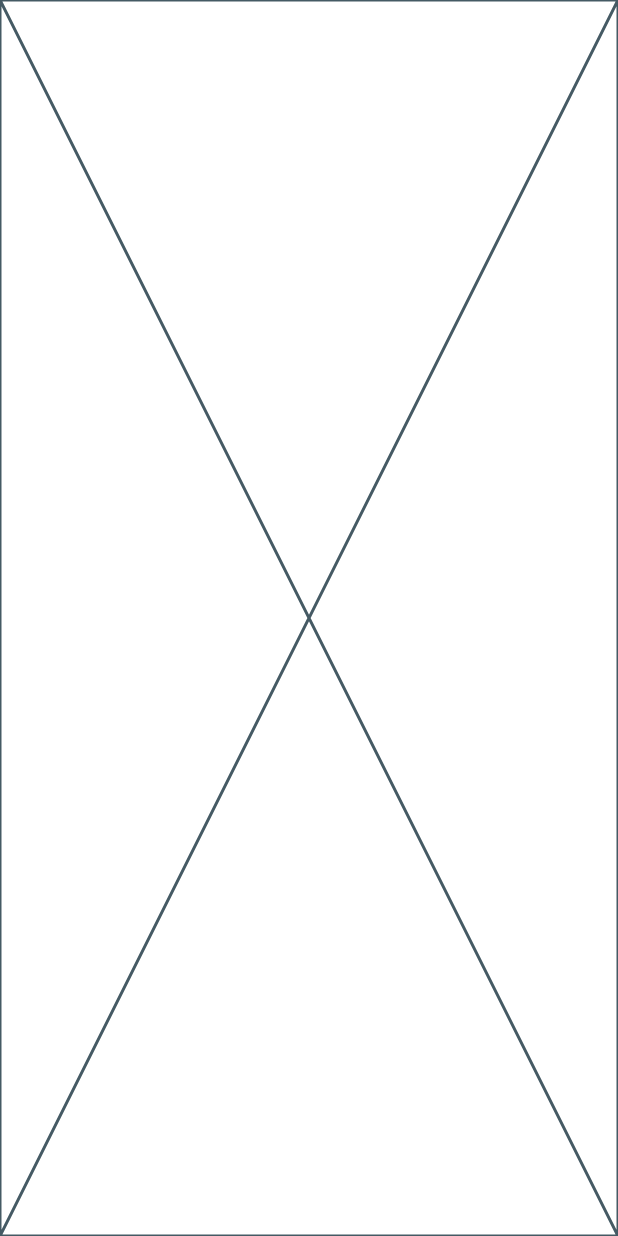
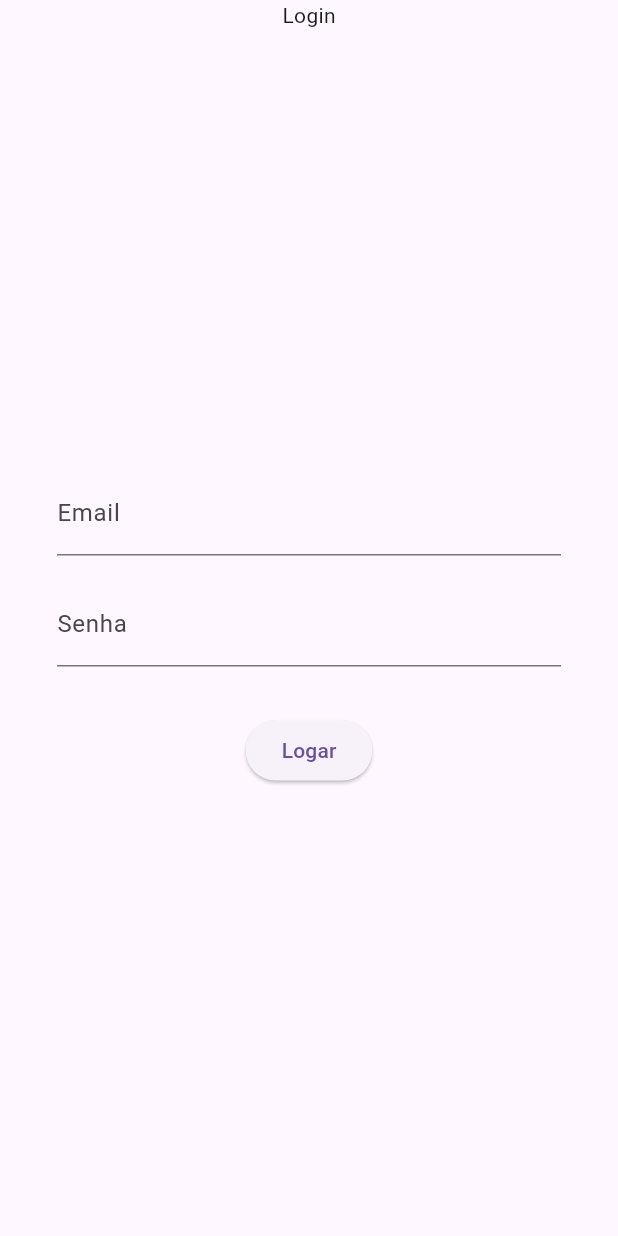
Before and after one commit to victorfidelis/flutter_posts_test, a Flutter app: the screen it shows after launch, on a phone screen of 412 x 824 dp. Run offline on Flutter 3.47's test engine with Material 3 defaults, Android fonts, the phone set to English and light mode, and no system bars.

Commit message:
login structure

```diff
--- a/flutter_posts_test/lib/app/view/login/login_view.dart
+++ b/flutter_posts_test/lib/app/view/login/login_view.dart
@@ -8,8 +8,51 @@ class LoginView extends StatefulWidget {
 }
 
 class _LoginViewState extends State<LoginView> {
+  final TextEditingController emailController = TextEditingController();
+  final TextEditingController passwordController = TextEditingController();
+
   @override
   Widget build(BuildContext context) {
-    return const Placeholder();
+    return Scaffold(
+      body: SingleChildScrollView(
+        child: Column(
+          children: [
+            SizedBox(
+              height: MediaQuery.of(context).size.height / 2.8,
+              child: const Text('Login'),
+            ),
+            const SizedBox(height: 20),
+            Container(
+              height: 700,
+              padding: const EdgeInsets.symmetric(horizontal: 38),
+              child: Column(
+                    mainAxisSize: MainAxisSize.min,
+                    children: [
+                      TextField(
+                        decoration: InputDecoration(
+                          label: Text('Email'),
+                        ),
+                        controller: emailController,
+                      ),
+                      const SizedBox(height: 18),
+                      TextField(
+                        decoration: InputDecoration(
+                          label: Text('Senha'),
+                        ),
+                        obscureText: true,
+                        controller: passwordController,
+                      ),
+                      const SizedBox(height: 32),
+                      ElevatedButton(
+                        onPressed: () {},
+                        child: Text('Logar'),
+                      ),
+                    ],
+                  )
+            ),
+          ],
+        ),
+      ),
+    );
   }
 }
```
